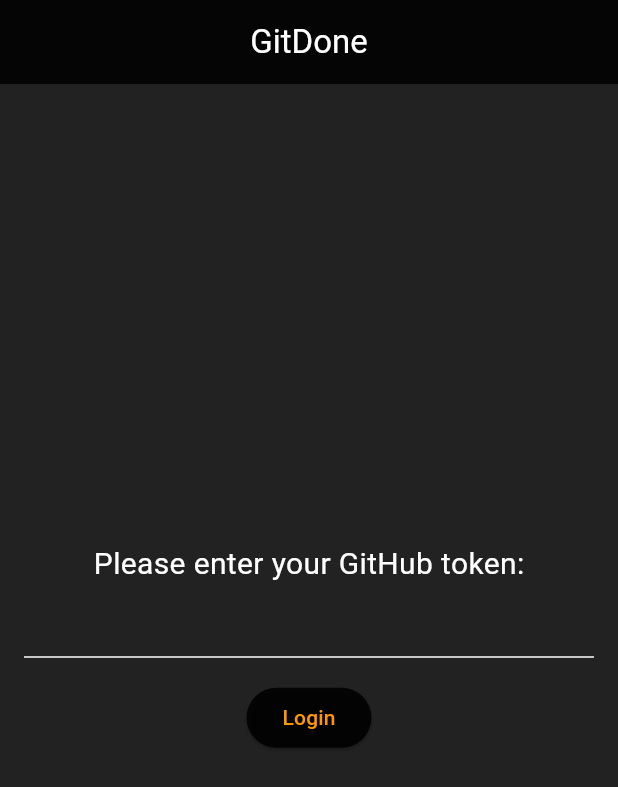
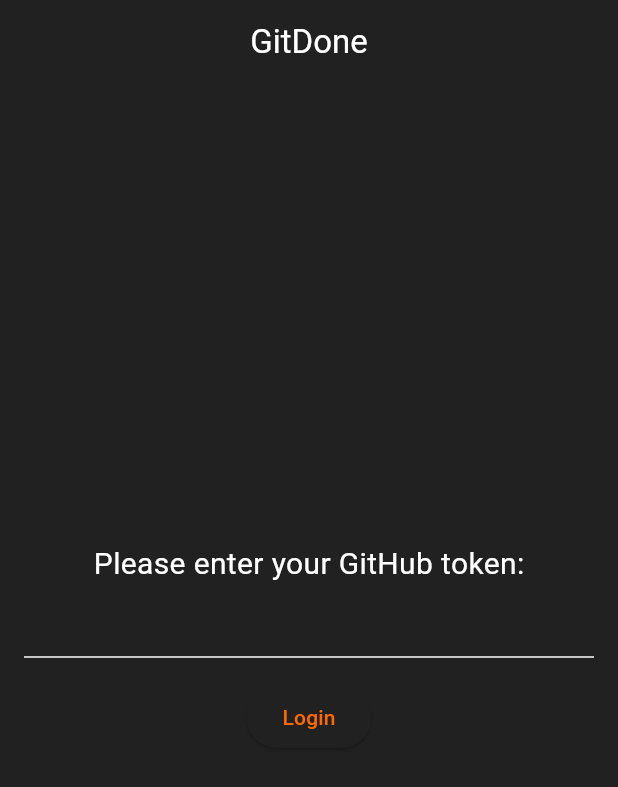
Before and after one commit to RubberDuckCrew/gitdone, a Flutter app: the screen it shows after launch, on a phone screen of 412 x 824 dp. Shown: the top 787 px of the screen. Run offline on Flutter 3.47's test engine with Material 3 defaults, Android fonts, the phone set to English and light mode, and no system bars; our stand-ins replace flutter_secure_storage.

Commit message:
🔄 Refactor color scheme in AppColor for improved clarity and customization

```diff
--- a/lib/scheme/app_color.dart
+++ b/lib/scheme/app_color.dart
@@ -1,25 +1,16 @@
 import 'package:flutter/material.dart';
 
 class AppColor {
-  static const Color primary = Colors.orange;
-  static const Color secondary = Colors.orangeAccent;
-  static const Color background = Colors.black54;
-  static const Color surface = Colors.black87;
-  static const Color error = Colors.red;
-  static const Color onPrimary = Colors.white;
-  static const Color onSecondary = Colors.white;
-  static const Color onSurface = Colors.white;
-  static const Color onError = Colors.white;
-
   static final ColorScheme colorScheme = ColorScheme(
-      brightness: Brightness.dark,
-      primary: primary,
-      onPrimary: onPrimary,
-      secondary: secondary,
-      onSecondary: onSecondary,
-      error: error,
-      onError: onError,
-      surface: surface,
-      onSurface: onSurface
+    brightness: Brightness.dark,
+    primary: Color(0xFFFF6A00),
+    onPrimary: Colors.white,
+    secondary: Color(0xFF0095FF),
+    onSecondary: Colors.white,
+    error: Colors.red,
+    onError: Colors.white,
+    surface: Colors.grey[900]!,
+    onSurface: Colors.white,
+    surfaceContainer: Colors.grey[500]!,
   );
 }
```
